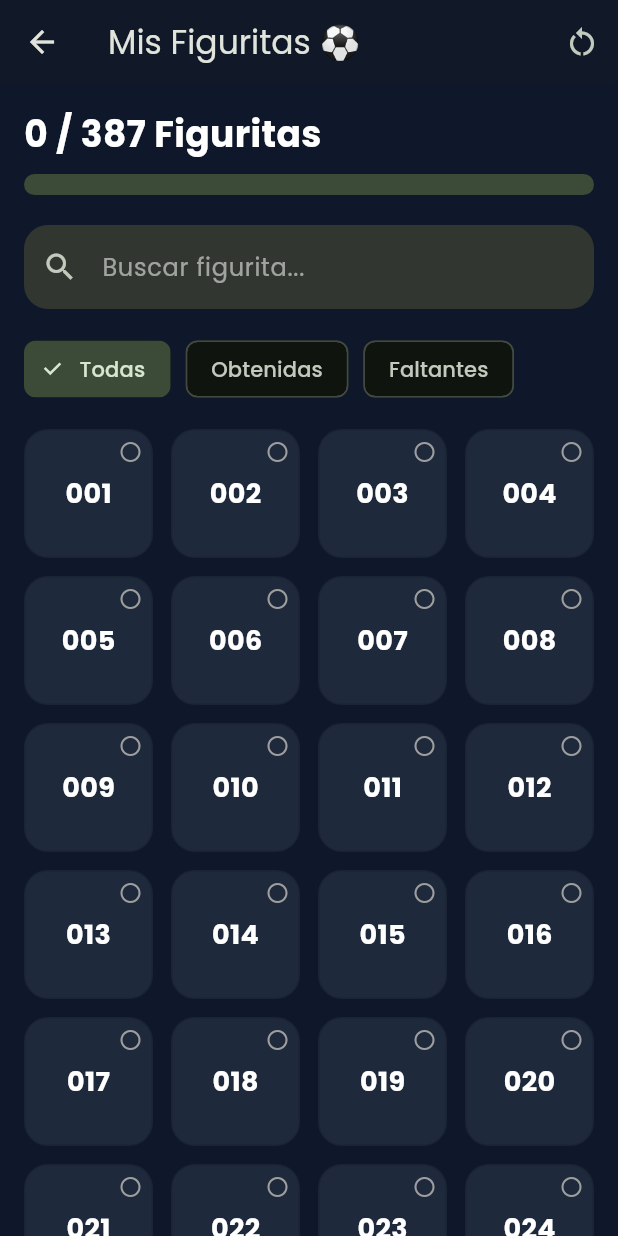
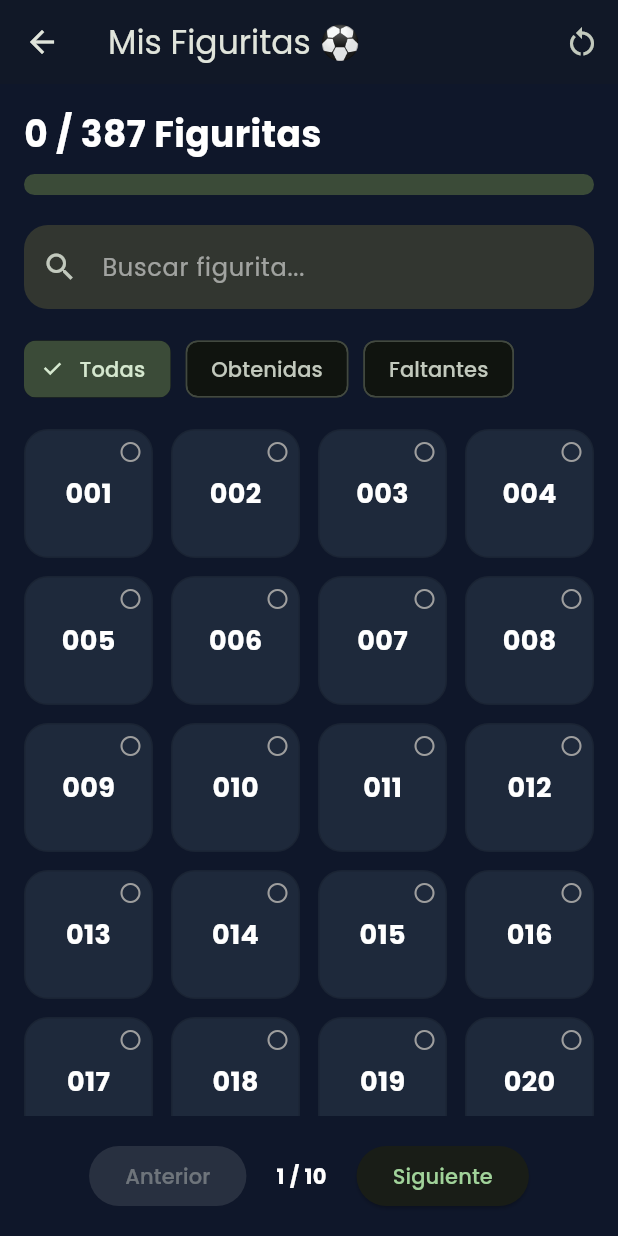
Before and after one commit to cris1619/figuritas_mobile, a Flutter app: the StickersScreen screen opened directly, on a phone screen of 412 x 824 dp. Run offline on Flutter 3.47's test engine with Material 3 defaults, Android fonts, the phone set to English and light mode, and no system bars; our stand-ins replace fl_chart, flutter_riverpod, google_fonts, shared_preferences; accounts and stored records are empty.

Commit message:
Mejoras 1.3

```diff
--- a/lib/screens/stickers/stickers_screen.dart
+++ b/lib/screens/stickers/stickers_screen.dart
@@ -22,6 +22,10 @@ class _StickersScreenState
   String search = '';
 
   FilterType filter = FilterType.all;
+
+  int currentPage = 1;
+
+  final int itemsPerPage = 40;
 
   @override
   Widget build(BuildContext context) {
@@ -56,6 +60,20 @@ class _StickersScreenState
       return matchesSearch && matchesFilter;
 
     }).toList();
+
+    final totalPages =
+    (filtered.length / itemsPerPage)
+        .ceil();
+
+    final start =
+        (currentPage - 1) * itemsPerPage;
+
+    final end =
+        (start + itemsPerPage)
+            .clamp(0, filtered.length);
+
+    final paginated =
+        filtered.sublist(start, end);
 
     final obtained =
         stickers.where((s) => s.obtained).length;
@@ -126,7 +144,10 @@ class _StickersScreenState
                   onChanged: (value) {
 
                     setState(() {
+
                       search = value;
+
+                      currentPage = 1;
                     });
 
                   },
@@ -203,7 +224,7 @@ class _StickersScreenState
 
                 cacheExtent: 500,
 
-                itemCount: filtered.length,
+                itemCount: paginated.length,
 
                 gridDelegate:
                     SliverGridDelegateWithFixedCrossAxisCount(
@@ -219,7 +240,7 @@ class _StickersScreenState
 
                 itemBuilder: (context, index) {
 
-                  final sticker = filtered[index];
+                  final sticker = paginated[index];
 
                   return StickerCard(
 
@@ -241,6 +262,74 @@ class _StickersScreenState
               ),
             ),
           ),
+          Padding(
+
+              padding: const EdgeInsets.all(16),
+
+              child: Row(
+
+                mainAxisAlignment:
+                    MainAxisAlignment.center,
+
+                children: [
+
+                  ElevatedButton(
+
+                    onPressed:
+
+                        currentPage > 1
+
+                            ? () {
+
+                                setState(() {
+                                  currentPage--;
+                                });
+
+                              }
+
+                            : null,
+
+                    child: const Text("Anterior"),
+                  ),
+
+                  const SizedBox(width: 20),
+
+                  Text(
+
+                    "$currentPage / $totalPages",
+
+                    style: TextStyle(
+                      fontWeight: FontWeight.bold,
+                      color:
+                          AppColors.textPrimary(
+                              context),
+                    ),
+                  ),
+
+                  const SizedBox(width: 20),
+
+                  ElevatedButton(
+
+                    onPressed:
+
+                        currentPage < totalPages
+
+                            ? () {
+
+                                setState(() {
+                                  currentPage++;
+                                });
+
+                              }
+
+                            : null,
+
+                    child: const Text("Siguiente"),
+                  ),
+
+                ],
+              ),
+            ),
         ],
       ),
     );
@@ -266,7 +355,10 @@ class _StickersScreenState
         onSelected: (_) {
 
           setState(() {
+
             filter = value;
+
+            currentPage = 1;
           });
 
         },
```
